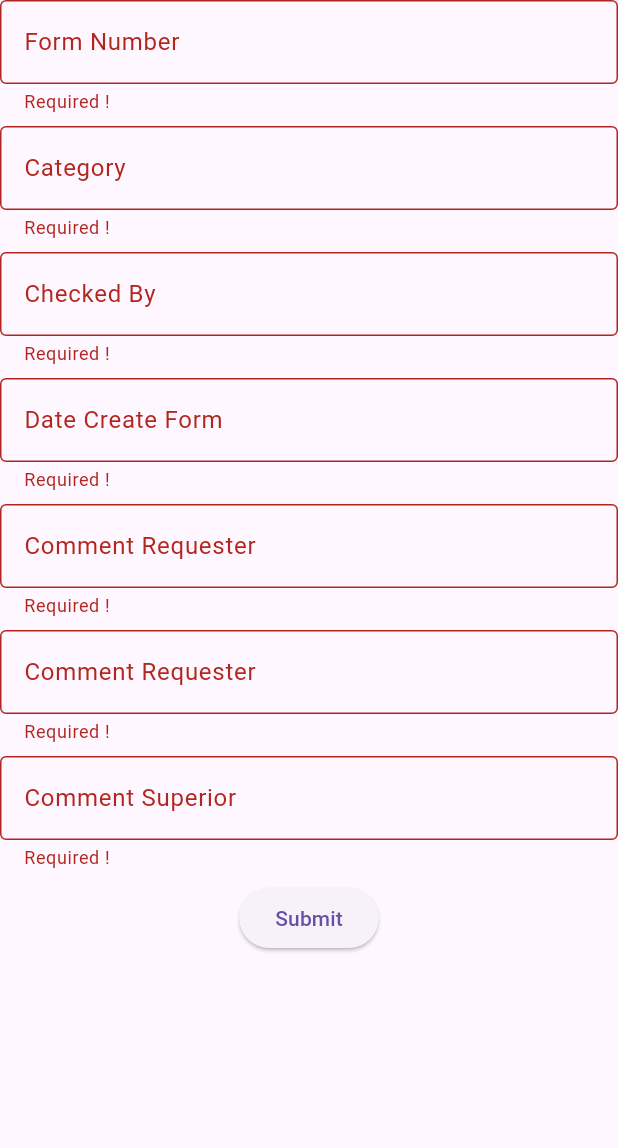
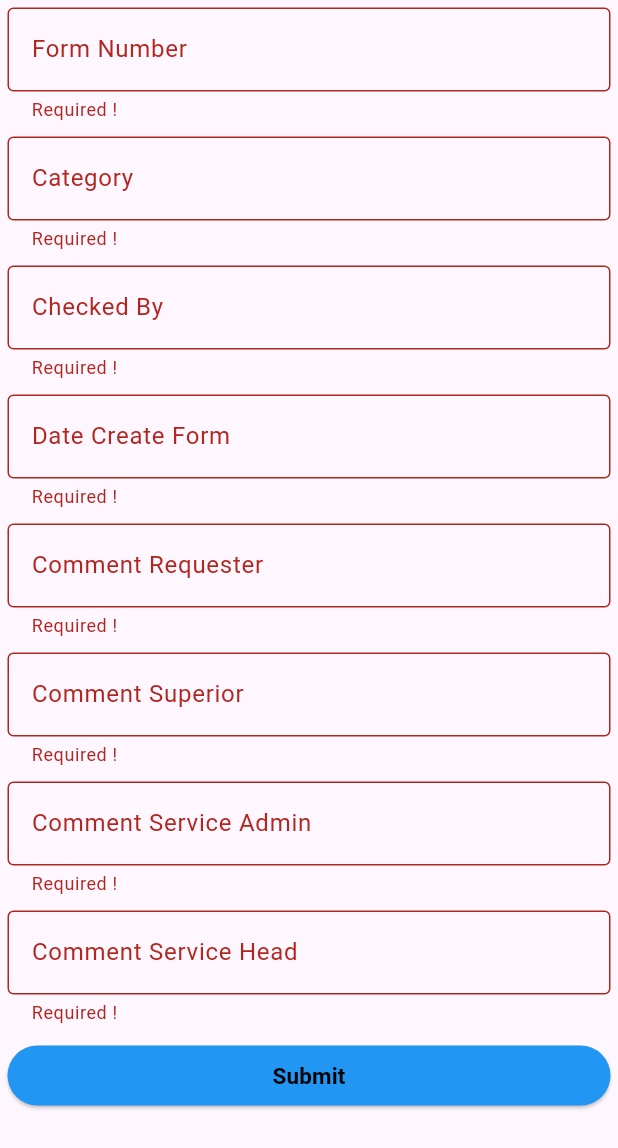
Before and after one commit to mismail26934-hub/ToolStore, a Flutter app: the screen it shows after launch, after a tap on "Submit", on a phone screen of 412 x 824 dp. Shown: the top 1148 px of the screen. Run offline on Flutter 3.47's test engine with Material 3 defaults, Android fonts, the phone set to English and light mode, and no system bars; our stand-ins replace google_fonts.

Commit message:
Update file var.dart

```diff
--- a/tool_store_app/lib/controller/api_url/post_list.dart
+++ b/tool_store_app/lib/controller/api_url/post_list.dart
@@ -1,29 +1,114 @@
 class PostList {
-  late String name;
+  late String idUsers;
   late String username;
   late String password;
-  late String address;
-  late String level;
-  late String email;
+  late String namaUser;
+  late String foto;
+  late String idTU;
   late String noTelp;
   late String token;
+  late String level;
+  late String status;
+
+  late String idFrom;
+  late String formServName;
+  late String formCheckBy;
+  late String formDateCheckBy;
+  late String formDateServName;
+  late String formServComment;
+  late String formSuperiorAprd;
+  late String formSuperiorComment;
+  late String formSadminComment;
+  late String formSheadAprd;
+  late String formSheadComment;
+  late String fromDateUpdate;
+  late String formUserUpdate;
+
+  late String idFormDetail;
+  late String idForm;
+  late String formComment;
+  late String pnGroup;
+  late String pnDesc;
+  late String qty;
+  late String explan;
+  late String actionNote;
+  late String formDetailDate;
+  late String formDetailUser;
   PostList({
-    required this.name,
+    required this.idUsers,
     required this.username,
     required this.password,
-    required this.address,
-    required this.level,
-    required this.email,
+    required this.namaUser,
+    required this.foto,
+    required this.idTU,
     required this.noTelp,
     required this.token,
+    required this.level,
+    required this.status,
+
+    required this.idFrom,
+    required this.formServName,
+    required this.formCheckBy,
+    required this.formDateCheckBy,
+    required this.formDateServName,
+    required this.formServComment,
+    required this.formSuperiorAprd,
+    required this.formSuperiorComment,
+    required this.formSadminComment,
+    required this.formSheadAprd,
+    required this.formSheadComment,
+    required this.fromDateUpdate,
+    required this.formUserUpdate,
+
+    required this.idFormDetail,
+    required this.idForm,
+    required this.formComment,
+    required this.pnGroup,
+    required this.pnDesc,
+    required this.qty,
+    required this.explan,
+    required this.actionNote,
+    required this.formDetailDate,
+    required this.formDetailUser,
   });
 
-  // factory PostList.fromJasons(Map<String, dynamic> json) {
-  //   return PostList(
-  //     name: json['name'] ?? "",
-  //     username: json['username'] ?? "",
-  //     password: json['password'] ?? "",
-  //     address: json['address'] ?? "",
-  //   );
-  // }
+  factory PostList.fromJson(Map<String, dynamic> json) {
+    return PostList(
+      idUsers: json['idUsers'] ?? "",
+      username: json['username'] ?? "",
+      password: json['password'] ?? "",
+      namaUser: json['namaUser'] ?? "",
+      foto: json['foto'] ?? "",
+      idTU: json['idTU'] ?? "",
+      noTelp: json['noTelp'] ?? "",
+      token: json['token'] ?? "",
+      level: json['level'] ?? "",
+      status: json['status'] ?? "",
+
+      idFrom: json['idFrom'] ?? "",
+      formServName: json['formServName'] ?? "",
+      formCheckBy: json['formCheckBy'] ?? "",
+      formDateCheckBy: json['formDateCheckBy'] ?? "",
+      formDateServName: json['formDateServName'] ?? "",
+      formServComment: json['formServComment'] ?? "",
+      formSuperiorAprd: json['formSuperiorAprd'] ?? "",
+      formSuperiorComment: json['formSuperiorComment'] ?? "",
+      formSadminComment: json['formSadminComment'] ?? "",
+      formSheadAprd: json['formSheadAprd'] ?? "",
+      formSheadComment: json['formSheadComment'] ?? "",
+      fromDateUpdate: json['fromDateUpdate'] ?? "",
+      formUserUpdate: json['formUserUpdate'] ?? "",
+
+      idFormDetail: json['idFormDetail'] ?? "",
+      idForm: json['idForm'] ?? "",
+      formComment: json['formComment'] ?? "",
+      pnGroup: json['pnGroup'] ?? "",
+      pnDesc: json['pnDesc'] ?? "",
+      qty: json['qty'] ?? "",
+      explan: json['explan'] ?? "",
+      actionNote: json['actionNote'] ?? "",
+      formDetailDate: json['formDetailDate'] ?? "",
+      formDetailUser: json['formDetailUser'] ?? "",
+    );
+  }
 }
--- a/tool_store_app/lib/view/form/text_form_field.dart
+++ b/tool_store_app/lib/view/form/text_form_field.dart
@@ -1,4 +1,5 @@
 import 'package:flutter/material.dart';
+import 'package:tool_store_app/view/var/var.dart';
 
 class TextFormFields extends StatefulWidget {
   const TextFormFields({
@@ -20,13 +21,16 @@ class TextFormFields extends StatefulWidget {
 class _TextFormFieldsState extends State<TextFormFields> {
   @override
   Widget build(BuildContext context) {
-    return TextFormField(
-      controller: widget.controllers,
-      decoration: InputDecoration(
-        labelText: widget.labelTexts,
-        border: const OutlineInputBorder(),
+    return Padding(
+      padding: EdgeInsets.all(paddingForm),
+      child: TextFormField(
+        controller: widget.controllers,
+        decoration: InputDecoration(
+          labelText: widget.labelTexts,
+          border: const OutlineInputBorder(),
+        ),
+        validator: widget.validators,
       ),
-      validator: widget.validators,
     );
   }
 }
--- a/tool_store_app/lib/view/menu/fm_input_tool.dart
+++ b/tool_store_app/lib/view/menu/fm_input_tool.dart
@@ -1,5 +1,6 @@
 import 'package:flutter/material.dart';
 import 'package:tool_store_app/view/form/text_form_field.dart';
+import 'package:tool_store_app/view/var/var.dart';
 
 class FmInputDataTool extends StatefulWidget {
   const FmInputDataTool({super.key});
@@ -9,19 +10,16 @@ class FmInputDataTool extends StatefulWidget {
 }
 
 class FmInputDataToolState extends State<FmInputDataTool> {
-  final _formKey = GlobalKey<FormState>();
-  final _formNumberController = TextEditingController();
   @override
   Widget build(BuildContext context) {
     return Form(
-      key: _formKey,
-      child: Column(
-        spacing: 8.0,
+      key: formKey,
+      child: ListView(
         children: [
           TextFormFields(
             labelTexts: 'Form Number',
             textColor: Colors.black,
-            controllers: _formNumberController,
+            controllers: formNumberController,
             validators: (formNumber) {
               if (formNumber == null || formNumber.isEmpty) {
                 return 'Required !';
@@ -32,7 +30,7 @@ class FmInputDataToolState extends State<FmInputDataTool> {
           TextFormFields(
             labelTexts: 'Category',
             textColor: Colors.black,
-            controllers: _formNumberController,
+            controllers: categoryController,
             validators: (category) {
               if (category == null || category.isEmpty) {
                 return 'Required !';
@@ -43,7 +41,7 @@ class FmInputDataToolState extends State<FmInputDataTool> {
           TextFormFields(
             labelTexts: 'Checked By',
             textColor: Colors.black,
-            controllers: _formNumberController,
+            controllers: checkedBy,
             validators: (cek) {
               if (cek == null || cek.isEmpty) {
                 return 'Required !';
@@ -54,7 +52,7 @@ class FmInputDataToolState extends State<FmInputDataTool> {
           TextFormFields(
             labelTexts: 'Date Create Form',
             textColor: Colors.black,
-            controllers: _formNumberController,
+            controllers: dateCreateForm,
             validators: (dtCreateFm) {
               if (dtCreateFm == null || dtCreateFm.isEmpty) {
                 return 'Required !';
@@ -65,18 +63,7 @@ class FmInputDataToolState extends State<FmInputDataTool> {
           TextFormFields(
             labelTexts: 'Comment Requester',
             textColor: Colors.black,
-            controllers: _formNumberController,
-            validators: (cmtReq) {
-              if (cmtReq == null || cmtReq.isEmpty) {
-                return 'Required !';
-              }
-              return null;
-            },
-          ),
-          TextFormFields(
-            labelTexts: 'Comment Requester',
-            textColor: Colors.black,
-            controllers: _formNumberController,
+            controllers: commentRequester,
             validators: (cmtReq) {
               if (cmtReq == null || cmtReq.isEmpty) {
                 return 'Required !';
@@ -87,7 +74,18 @@ class FmInputDataToolState extends State<FmInputDataTool> {
           TextFormFields(
             labelTexts: 'Comment Superior',
             textColor: Colors.black,
-            controllers: _formNumberController,
+            controllers: commentSuperior,
+            validators: (cmtReq) {
+              if (cmtReq == null || cmtReq.isEmpty) {
+                return 'Required !';
+              }
+              return null;
+            },
+          ),
+          TextFormFields(
+            labelTexts: 'Comment Service Admin',
+            textColor: Colors.black,
+            controllers: commentServiceAdmin,
             validators: (cmtSup) {
               if (cmtSup == null || cmtSup.isEmpty) {
                 return 'Required !';
@@ -95,10 +93,27 @@ class FmInputDataToolState extends State<FmInputDataTool> {
               return null;
             },
           ),
-          ElevatedButton(
+          TextFormFields(
+            labelTexts: 'Comment Service Head',
+            textColor: Colors.black,
+            controllers: commentServiceHead,
+            validators: (cmtSup) {
+              if (cmtSup == null || cmtSup.isEmpty) {
+                return 'Required !';
+              }
+              return null;
+            },
+          ),
+          Padding(
+            padding: EdgeInsets.all(paddingForm),
+            child: ElevatedButton(
+              style: ElevatedButton.styleFrom(
+                backgroundColor: clrBtnPrimary,
+                foregroundColor: clrBtnPrimaryFgBlack,
+              ),
               onPressed: () {
                 // 4. Cara memicu validasi
-              if (_formKey.currentState!.validate()) {
+                if (formKey.currentState!.validate()) {
                   // Jika valid, lakukan aksi selanjutnya (misal: simpan data)
                   ScaffoldMessenger.of(context).showSnackBar(
                     const SnackBar(
@@ -108,7 +123,14 @@ class FmInputDataToolState extends State<FmInputDataTool> {
                   );
                 }
               },
-            child: const Text('Submit'),
+              child: Text(
+                'Submit',
+                style: TextStyle(
+                  fontWeight: FontWeight.bold,
+                  fontSize: btnFontSize,
+                ),
+              ),
+            ),
           ),
         ],
       ),
--- a/tool_store_app/lib/view/navbar/sliver_appbars.dart
+++ b/tool_store_app/lib/view/navbar/sliver_appbars.dart
@@ -1,6 +1,6 @@
 import 'package:flutter/material.dart';
 import 'package:google_fonts/google_fonts.dart';
-import 'package:tool_store_app/view/responsive/dimensions.dart';
+import 'package:tool_store_app/view/var/var.dart';
 
 class SliverAppbars extends StatefulWidget {
   const SliverAppbars({
--- a/tool_store_app/lib/view/responsive/dimensions.dart
+++ /dev/null
@@ -1 +0,0 @@
-const mobileWidth = 600;
--- a/tool_store_app/lib/view/responsive/resposive_layout.dart
+++ b/tool_store_app/lib/view/responsive/resposive_layout.dart
@@ -1,5 +1,5 @@
 import 'package:flutter/material.dart';
-import 'package:tool_store_app/view/responsive/dimensions.dart';
+import 'package:tool_store_app/view/var/var.dart';
 
 class ResponsiveLayout extends StatelessWidget {
   final Widget mobileLayout;
--- /dev/null
+++ b/tool_store_app/lib/view/var/var.dart
@@ -0,0 +1,17 @@
+import 'package:flutter/material.dart';
+
+const mobileWidth = 600;
+double paddingForm = 5.0;
+Color clrBtnPrimary = Colors.blue;
+Color clrBtnPrimaryFgBlack = Colors.black;
+double btnFontSize = 15.0;
+
+final formKey = GlobalKey<FormState>();
+final formNumberController = TextEditingController();
+final categoryController = TextEditingController();
+final checkedBy = TextEditingController();
+final dateCreateForm = TextEditingController();
+final commentRequester = TextEditingController();
+final commentSuperior = TextEditingController();
+final commentServiceAdmin = TextEditingController();
+final commentServiceHead = TextEditingController();
```
Lines whose indentation alone changed are shown as unchanged.
